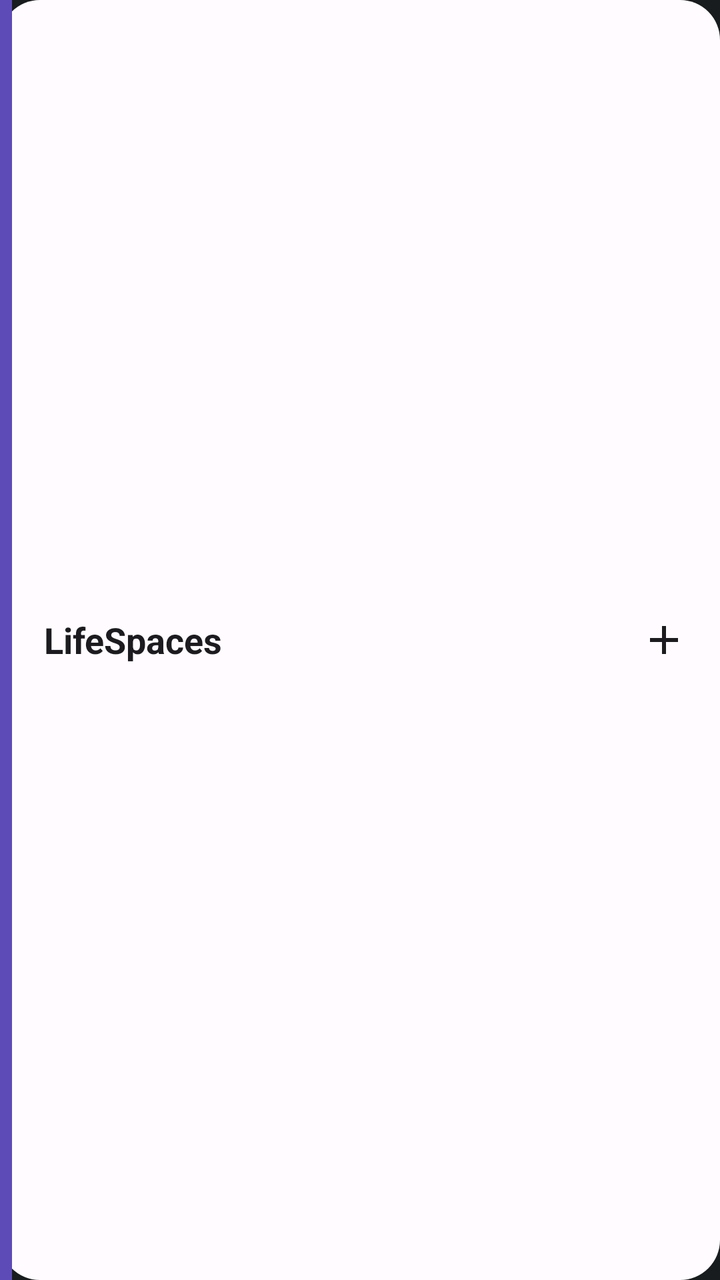
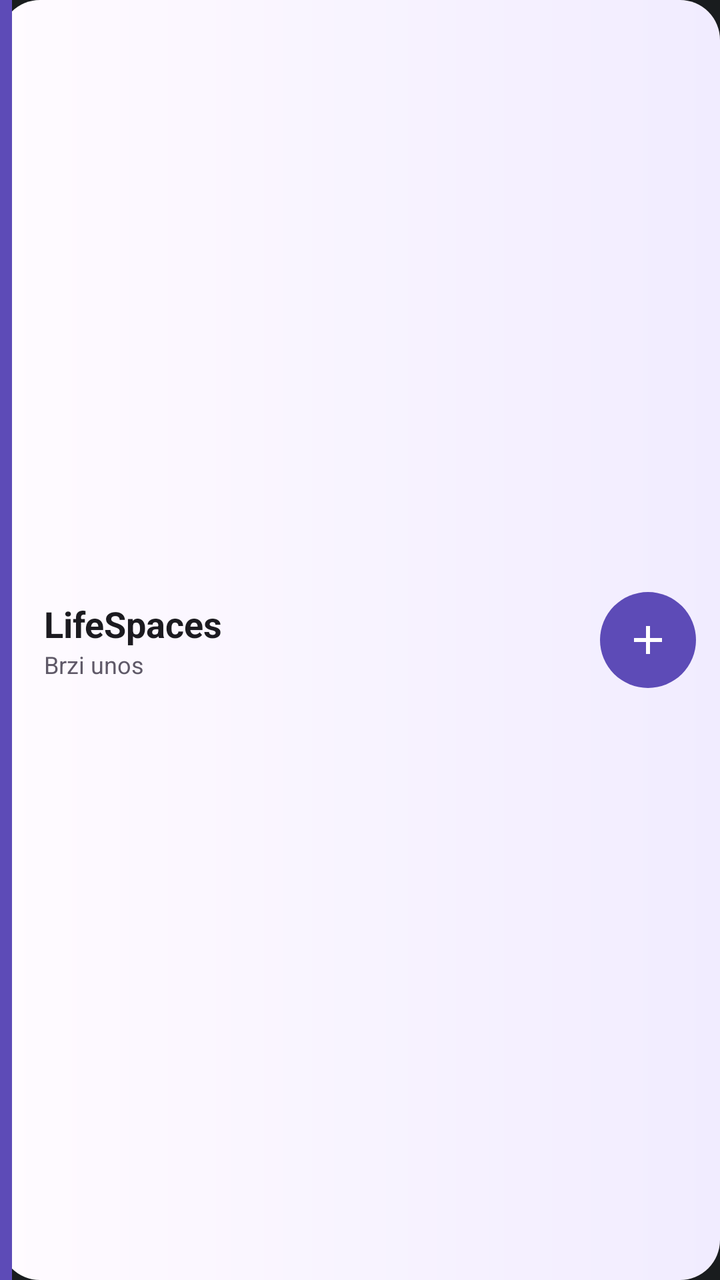

An Android layout rendered at two revisions. The XML below is the earlier revision; the diff shows what the commit changed to produce the second picture.
<!-- AndroidManifest.xml: application theme Theme.LifeSpaces -->
<!-- res/layout/space_widget.xml -->
<?xml version="1.0" encoding="utf-8"?>
<LinearLayout xmlns:android="http://schemas.android.com/apk/res/android"
    android:id="@+id/widget_root"
    android:layout_width="match_parent"
    android:layout_height="match_parent"
    android:background="@drawable/widget_background"
    android:gravity="center_vertical"
    android:orientation="horizontal">

    <TextView
        android:id="@+id/widget_accent"
        android:layout_width="6dp"
        android:layout_height="match_parent"
        android:background="#5D4BB7" />

    <TextView
        android:id="@+id/widget_space_name"
        android:layout_width="0dp"
        android:layout_height="match_parent"
        android:layout_weight="1"
        android:gravity="center_vertical"
        android:maxLines="2"
        android:paddingHorizontal="16dp"
        android:text="LifeSpaces"
        android:textColor="@color/widget_text"
        android:textSize="18sp"
        android:textStyle="bold" />

    <ImageButton
        android:id="@+id/widget_add"
        android:layout_width="56dp"
        android:layout_height="match_parent"
        android:background="@android:color/transparent"
        android:contentDescription="Dodaj stavku"
        android:padding="16dp"
        android:src="@drawable/ic_add"
        android:tint="@color/widget_text" />
</LinearLayout>
<!-- resources referenced by this layout -->
<resources>
  <color name="widget_text">#1C1B20</color>
  <!-- drawable ic_add (drawable) -->
  <vector xmlns:android="http://schemas.android.com/apk/res/android"
      android:width="24dp"
      android:height="24dp"
      android:viewportWidth="24"
      android:viewportHeight="24">
      <path
          android:fillColor="#FF000000"
          android:pathData="M19,13h-6v6h-2v-6H5v-2h6V5h2v6h6z" />
  </vector>
  <!-- drawable widget_background (drawable) -->
  <?xml version="1.0" encoding="utf-8"?>
  <shape xmlns:android="http://schemas.android.com/apk/res/android">
      <corners android:radius="20dp" />
      <solid android:color="#FFFBFF" />
  </shape>
  <style name="Theme.LifeSpaces" parent="@android:style/Theme.DeviceDefault.NoActionBar" />
</resources>

<!-- the commit's change to res/layout/space_widget.xml (unified diff, before → after) -->
@@ -1,6 +1,6 @@
 <?xml version="1.0" encoding="utf-8"?>
 <LinearLayout xmlns:android="http://schemas.android.com/apk/res/android"
-    android:id="@+id/widget_root"
+    android:id="@android:id/background"
     android:layout_width="match_parent"
     android:layout_height="match_parent"
     android:background="@drawable/widget_background"
@@ -13,26 +13,44 @@
         android:layout_height="match_parent"
         android:background="#5D4BB7" />
 
-    <TextView
-        android:id="@+id/widget_space_name"
+    <LinearLayout
         android:layout_width="0dp"
         android:layout_height="match_parent"
         android:layout_weight="1"
         android:gravity="center_vertical"
-        android:maxLines="2"
-        android:paddingHorizontal="16dp"
-        android:text="LifeSpaces"
-        android:textColor="@color/widget_text"
-        android:textSize="18sp"
-        android:textStyle="bold" />
+        android:orientation="vertical"
+        android:paddingHorizontal="16dp">
+
+        <TextView
+            android:id="@+id/widget_space_name"
+            android:layout_width="match_parent"
+            android:layout_height="wrap_content"
+            android:ellipsize="end"
+            android:maxLines="1"
+            android:text="LifeSpaces"
+            android:textColor="@color/widget_text"
+            android:textSize="18sp"
+            android:textStyle="bold" />
+
+        <TextView
+            android:id="@+id/widget_subtitle"
+            android:layout_width="match_parent"
+            android:layout_height="wrap_content"
+            android:ellipsize="end"
+            android:maxLines="1"
+            android:text="Brzi unos"
+            android:textColor="@color/widget_text_secondary"
+            android:textSize="12sp" />
+    </LinearLayout>
 
     <ImageButton
         android:id="@+id/widget_add"
-        android:layout_width="56dp"
-        android:layout_height="match_parent"
-        android:background="@android:color/transparent"
+        android:layout_width="48dp"
+        android:layout_height="48dp"
+        android:layout_marginEnd="12dp"
+        android:background="@drawable/widget_add_background"
         android:contentDescription="Dodaj stavku"
-        android:padding="16dp"
+        android:padding="12dp"
         android:src="@drawable/ic_add"
-        android:tint="@color/widget_text" />
+        android:tint="#FFFFFFFF" />
 </LinearLayout>
<!-- resource entries referenced after the edit -->
@@ -1,6 +1,7 @@
 <!-- resources referenced by this layout -->
 <resources>
   <color name="widget_text">#1C1B20</color>
+  <color name="widget_text_secondary">#5F5968</color>
   <!-- drawable ic_add (drawable) -->
   <vector xmlns:android="http://schemas.android.com/apk/res/android"
       android:width="24dp"
@@ -11,11 +12,19 @@
           android:fillColor="#FF000000"
           android:pathData="M19,13h-6v6h-2v-6H5v-2h6V5h2v6h6z" />
   </vector>
+  <!-- drawable widget_add_background (drawable) -->
+  <?xml version="1.0" encoding="utf-8"?>
+  <shape xmlns:android="http://schemas.android.com/apk/res/android" android:shape="oval">
+      <solid android:color="#5D4BB7" />
+  </shape>
   <!-- drawable widget_background (drawable) -->
   <?xml version="1.0" encoding="utf-8"?>
   <shape xmlns:android="http://schemas.android.com/apk/res/android">
       <corners android:radius="20dp" />
-      <solid android:color="#FFFBFF" />
+      <gradient
+          android:angle="0"
+          android:endColor="#F1ECFF"
+          android:startColor="#FFFBFF" />
   </shape>
   <style name="Theme.LifeSpaces" parent="@android:style/Theme.DeviceDefault.NoActionBar" />
 </resources>
